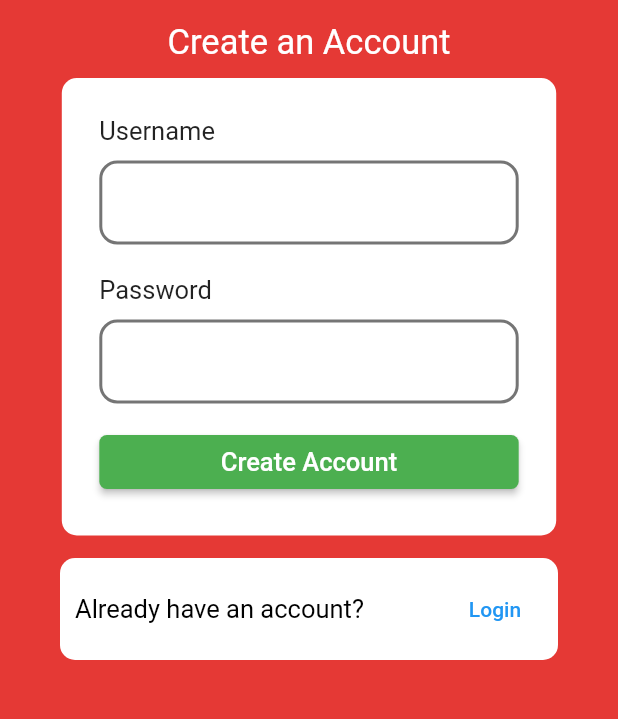
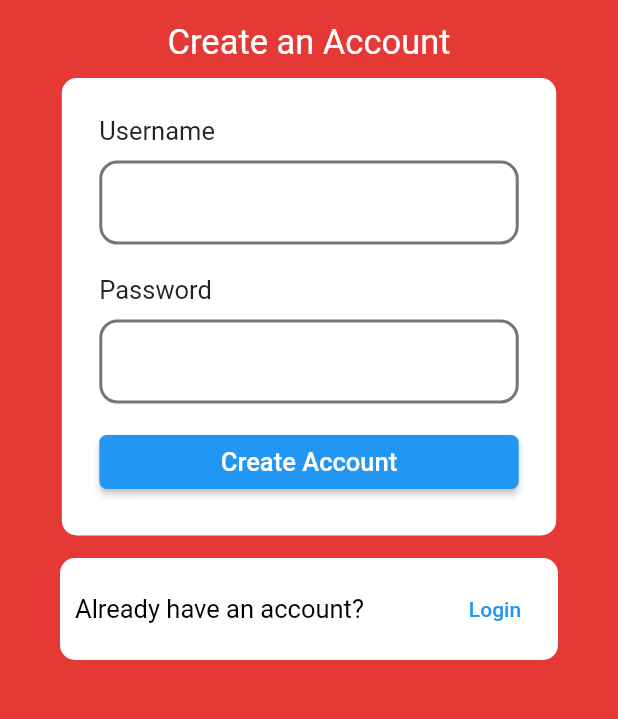
Before and after one commit to nurullahturkoglu/flutter-jwt-auth-for-wordpress, a Flutter app: the screen it shows after launch, after a tap on "Create account", on a phone screen of 412 x 824 dp, the part 363-1082 px from its top. Run offline on Flutter 3.47's test engine with Material 2 defaults, Android fonts, the phone set to English and light mode, and no system bars; our stand-ins replace connectivity_plus, dio, flutter_secure_storage, shared_preferences; accounts and stored records are empty; network calls fail.

Commit message:
added home-login-register pages

```diff
--- a/lib/pages/view/login_page.dart
+++ b/lib/pages/view/login_page.dart
@@ -3,7 +3,7 @@ import 'package:flutter_jwt_auth/constants/fonts.dart';
 import 'package:flutter_jwt_auth/services/wordpress_auth_methods.dart';
 
 class LoginPage extends StatefulWidget {
-  const LoginPage({Key? key}) : super(key: key);
+  const LoginPage({super.key});
 
   @override
   State<LoginPage> createState() => _LoginPageState();
@@ -49,21 +49,29 @@ class _LoginPageState extends State<LoginPage> {
       body: Center(
         child: SingleChildScrollView(
           physics: const BouncingScrollPhysics(),
-          child: Column(
+          child: isLoading
+              ? const CircularProgressIndicator()
+              : Column(
                   crossAxisAlignment: CrossAxisAlignment.center,
                   mainAxisAlignment: MainAxisAlignment.center,
                   children: [
                     const SizedBox(height: 25),
+
+                    // logo
                     Image.asset(
                       'assets/images/logo.png',
                       width: 75,
                     ),
                     const SizedBox(height: 15),
+
+                    // title
                     Text(
                       'Sign in to Scriptyuvasi',
                       style: AppFonts.large(),
                     ),
                     const SizedBox(height: 10),
+
+                    // login form
                     Container(
                       padding: const EdgeInsets.all(25),
                       width: MediaQuery.of(context).size.width * 0.80,
@@ -75,12 +83,13 @@ class _LoginPageState extends State<LoginPage> {
                         formKey: _formKey,
                         usernameController: _usernameController,
                         passwordController: _passwordController,
-                  isLoading: isLoading,
                         onLoginPressed: handleLogin,
                       ),
                     ),
                     const SizedBox(height: 15),
-              const CreateAccount(),
+
+                    // create account
+                    CreateAccount(isLoading: isLoading),
                   ],
                 ),
         ),
@@ -91,8 +100,10 @@ class _LoginPageState extends State<LoginPage> {
 
 class CreateAccount extends StatelessWidget {
   const CreateAccount({
-    Key? key,
-  }) : super(key: key);
+    super.key,
+    required this.isLoading,
+  });
+  final bool isLoading;
 
   @override
   Widget build(BuildContext context) {
@@ -111,8 +122,10 @@ class CreateAccount extends StatelessWidget {
             style: AppFonts.medium(color: Colors.black),
           ),
           TextButton(
-            onPressed: () {
-              Navigator.pushNamed(context, '/register');
+            onPressed: isLoading
+                ? null
+                : () {
+                    Navigator.of(context).pushNamed('/register');
                   },
             child: const Text('Create account'),
           ),
@@ -128,20 +141,17 @@ class LoginForm extends StatelessWidget {
     required this.formKey,
     required this.usernameController,
     required this.passwordController,
-    required this.isLoading,
     required this.onLoginPressed,
   }) : super(key: key);
 
   final GlobalKey<FormState> formKey;
   final TextEditingController usernameController;
   final TextEditingController passwordController;
-  final bool isLoading;
   final VoidCallback onLoginPressed;
 
   @override
   Widget build(BuildContext context) {
-    return !isLoading
-        ? Form(
+    return Form(
       key: formKey,
       child: Column(
         crossAxisAlignment: CrossAxisAlignment.start,
@@ -258,7 +268,6 @@ class LoginForm extends StatelessWidget {
           ),
         ],
       ),
-          )
-        : const Center(child: CircularProgressIndicator());
+    );
   }
 }
--- a/lib/pages/view/register_page.dart
+++ b/lib/pages/view/register_page.dart
@@ -1,5 +1,7 @@
 import 'package:flutter/material.dart';
 import 'package:flutter_jwt_auth/constants/fonts.dart';
+
+import '../../services/wordpress_auth_methods.dart';
 
 class RegisterPage extends StatefulWidget {
   const RegisterPage({Key? key}) : super(key: key);
@@ -9,6 +11,38 @@ class RegisterPage extends StatefulWidget {
 }
 
 class RegisterPageState extends State<RegisterPage> {
+  final GlobalKey<FormState> _formKey = GlobalKey();
+  final TextEditingController _usernameController = TextEditingController();
+  final TextEditingController _passwordController = TextEditingController();
+  bool isLoading = false;
+
+  @override
+  void dispose() {
+    _usernameController.dispose();
+    _passwordController.dispose();
+    super.dispose();
+  }
+
+  Future<void> handleRegister() async {
+    if (_formKey.currentState!.validate()) {
+      _formKey.currentState!.save();
+      setState(() {
+        isLoading = true;
+      });
+      bool isLoginSuccessful = await WordPressAuthMethods().registerToWordPress(
+          context, _usernameController.text, _passwordController.text);
+
+      setState(() {
+        isLoading = false;
+      });
+
+      if (isLoginSuccessful && mounted) {
+        Navigator.pushNamedAndRemoveUntil(
+            context, '/login', (Route<dynamic> route) => false);
+      }
+    }
+  }
+
   @override
   Widget build(BuildContext context) {
     return Scaffold(
@@ -16,7 +50,9 @@ class RegisterPageState extends State<RegisterPage> {
       body: Center(
         child: SingleChildScrollView(
           physics: const BouncingScrollPhysics(),
-          child: Column(
+          child: isLoading
+              ? const CircularProgressIndicator()
+              : Column(
                   crossAxisAlignment: CrossAxisAlignment.center,
                   mainAxisAlignment: MainAxisAlignment.center,
                   children: [
@@ -37,7 +73,20 @@ class RegisterPageState extends State<RegisterPage> {
                     const SizedBox(height: 10),
 
                     // register container
-              const RegisterContainer(),
+                    Container(
+                      padding: const EdgeInsets.all(25),
+                      width: MediaQuery.of(context).size.width * 0.80,
+                      decoration: BoxDecoration(
+                        color: Colors.white,
+                        borderRadius: BorderRadius.circular(10),
+                      ),
+                      child: RegisterForm(
+                        formKey: _formKey,
+                        usernameController: _usernameController,
+                        passwordController: _passwordController,
+                        onRegisterPressed: handleRegister,
+                      ),
+                    ),
                     const SizedBox(height: 15),
 
                     // don't have an account link
@@ -46,25 +95,6 @@ class RegisterPageState extends State<RegisterPage> {
                 ),
         ),
       ),
-    );
-  }
-}
-
-class RegisterContainer extends StatelessWidget {
-  const RegisterContainer({
-    super.key,
-  });
-
-  @override
-  Widget build(BuildContext context) {
-    return Container(
-      padding: const EdgeInsets.all(25),
-      width: MediaQuery.of(context).size.width * 0.80,
-      decoration: BoxDecoration(
-        color: Colors.white,
-        borderRadius: BorderRadius.circular(10),
-      ),
-      child: const RegisterForm(),
     );
   }
 }
@@ -102,11 +132,23 @@ class LoginLink extends StatelessWidget {
 }
 
 class RegisterForm extends StatelessWidget {
-  const RegisterForm({Key? key}) : super(key: key);
+  const RegisterForm({
+    super.key,
+    required this.formKey,
+    required this.usernameController,
+    required this.passwordController,
+    required this.onRegisterPressed,
+  });
+
+  final GlobalKey<FormState> formKey;
+  final TextEditingController usernameController;
+  final TextEditingController passwordController;
+  final Future<void> Function() onRegisterPressed;
 
   @override
   Widget build(BuildContext context) {
     return Form(
+      key: formKey,
       child: Column(
         crossAxisAlignment: CrossAxisAlignment.start,
         children: [
@@ -115,6 +157,7 @@ class RegisterForm extends StatelessWidget {
 
           // username field
           TextFormField(
+            controller: usernameController,
             decoration: const InputDecoration(
               focusedBorder: OutlineInputBorder(
                 borderSide: BorderSide(
@@ -145,6 +188,7 @@ class RegisterForm extends StatelessWidget {
 
           // password field
           TextFormField(
+            controller: passwordController,
             obscureText: true,
             decoration: const InputDecoration(
               focusedBorder: OutlineInputBorder(
@@ -173,16 +217,14 @@ class RegisterForm extends StatelessWidget {
           // register button
           ElevatedButton(
             style: ButtonStyle(
-              backgroundColor: MaterialStateProperty.all(Colors.green),
+              backgroundColor: MaterialStateProperty.all(Colors.blue),
               shape: MaterialStateProperty.all(
                 RoundedRectangleBorder(
                   borderRadius: BorderRadius.circular(5),
                 ),
               ),
             ),
-            onPressed: () {
-              // Kayıt olma işlemleri burada gerçekleştirilebilir
-            },
+            onPressed: onRegisterPressed,
             child: Row(
               crossAxisAlignment: CrossAxisAlignment.center,
               mainAxisAlignment: MainAxisAlignment.center,
```
Also changed, not shown: lib/pages/view/home_page.dart (added, +53 -0 lines). Lines whose indentation alone changed are shown as unchanged.
